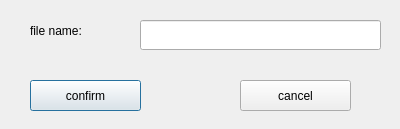
This is ui/openfile_dialog.ui in lovoski/tex-edit as Qt 5 draws it before an edit. The edited form follows.
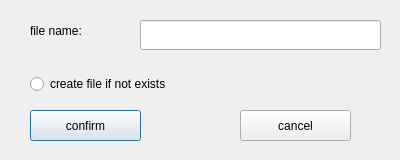
This is the edited form.

Patch:
```diff
--- a/ui/openfile_dialog.ui
+++ b/ui/openfile_dialog.ui
@@ -7,7 +7,7 @@
     <x>0</x>
     <y>0</y>
     <width>400</width>
-    <height>129</height>
+    <height>160</height>
    </rect>
   </property>
   <property name="windowTitle">
@@ -17,7 +17,7 @@
    <property name="geometry">
     <rect>
      <x>30</x>
-     <y>80</y>
+     <y>110</y>
      <width>111</width>
      <height>31</height>
     </rect>
@@ -30,7 +30,7 @@
    <property name="geometry">
     <rect>
      <x>240</x>
-     <y>80</y>
+     <y>110</y>
      <width>111</width>
      <height>31</height>
     </rect>
@@ -62,6 +62,19 @@
     <string>file name:</string>
    </property>
   </widget>
+  <widget class="QRadioButton" name="radioButton">
+   <property name="geometry">
+    <rect>
+     <x>30</x>
+     <y>70</y>
+     <width>351</width>
+     <height>28</height>
+    </rect>
+   </property>
+   <property name="text">
+    <string>create file if not exists</string>
+   </property>
+  </widget>
  </widget>
  <resources/>
  <connections/>
```
